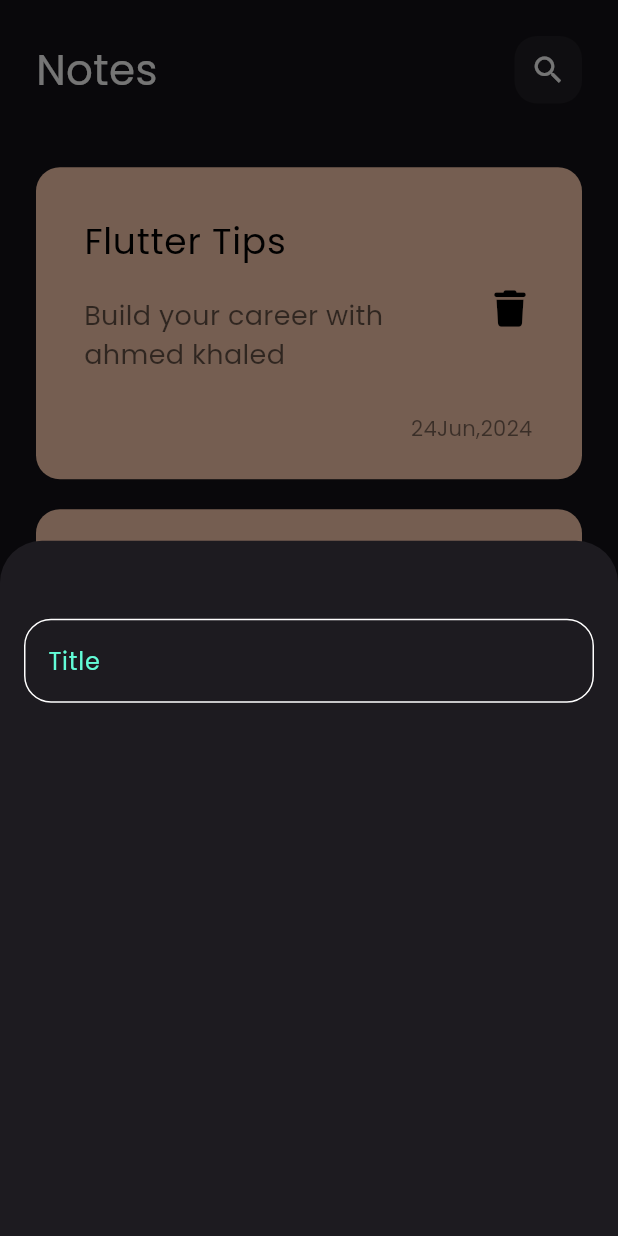
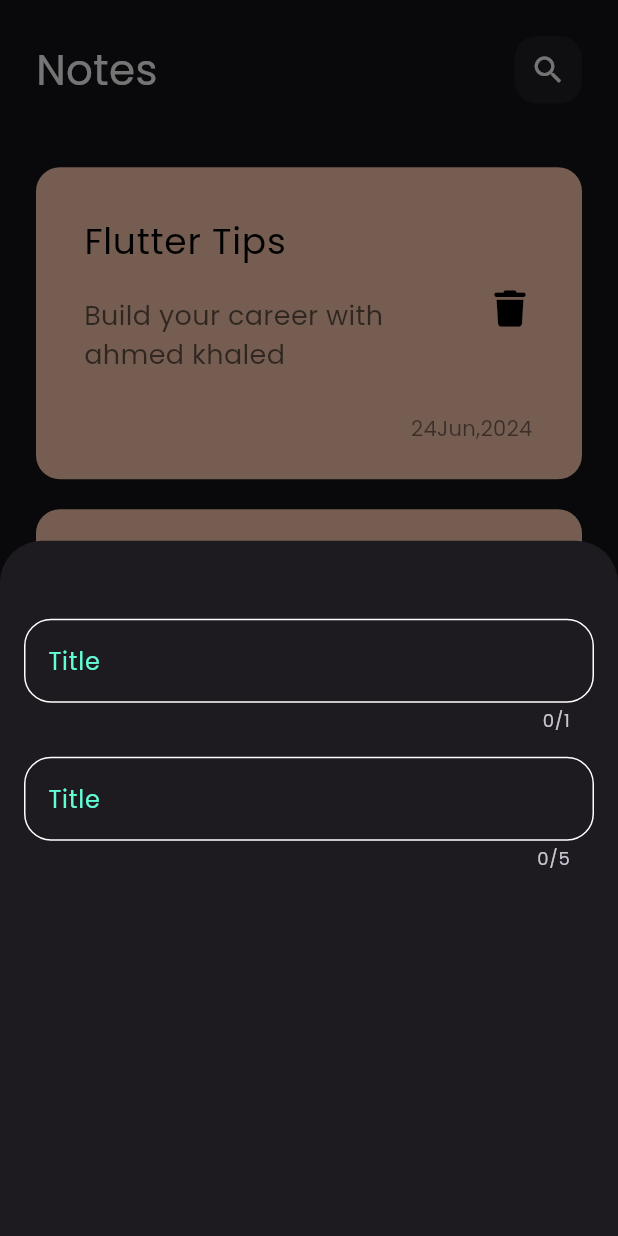
Before and after one commit to Ahmeedkhaled/notes_app, a Flutter app: the screen it shows after launch, after a tap on the "add" icon, on a phone screen of 412 x 824 dp. Run offline on Flutter 3.47's test engine with Material 3 defaults, Android fonts, the phone set to English and light mode, and no system bars; our stand-ins replace font_awesome_flutter.

Commit message:
make custom text feild

```diff
--- a/lib/view/widgets/add_note_bottom_sheet.dart
+++ b/lib/view/widgets/add_note_bottom_sheet.dart
@@ -6,14 +6,23 @@
 
   @override
   Widget build(BuildContext context) {
-    return Padding(
-      padding: const EdgeInsets.symmetric(horizontal: 16.0, vertical: 16),
+    return const Padding(
+      padding: EdgeInsets.symmetric(horizontal: 16.0, vertical: 16),
       child: Column(
         children: [
           SizedBox(
             height: 36,
           ),
-          CustomTextField()
+          CustomTextField(
+            hintText: 'Title',
+          ),
+          SizedBox(
+            height: 16,
+          ),
+          CustomTextField(
+            hintText: 'content',
+            maxLines: 5,
+          )
         ],
       ),
     );
--- a/lib/view/widgets/custom_text_feild.dart
+++ b/lib/view/widgets/custom_text_feild.dart
@@ -1,15 +1,18 @@
 import 'package:flutter/material.dart';
 
 class CustomTextField extends StatelessWidget {
-  const CustomTextField({super.key});
+  const CustomTextField({super.key, required this.hintText,this.maxLines=1});
+  final String hintText;
+  final int maxLines;
 
   @override
   Widget build(BuildContext context) {
     return TextField(
+      maxLength: maxLines,
       cursorColor: Theme.of(context).primaryColor,
       decoration: InputDecoration(
-           hintText:"Title",
-      hintStyle:TextStyle(color:Theme.of(context).primaryColor) ,
+        hintText: "Title",
+        hintStyle: TextStyle(color: Theme.of(context).primaryColor),
         border: buildBorder(),
         enabledBorder: buildBorder(),
         focusedBorder: buildBorder(Theme.of(context).primaryColor),
```
